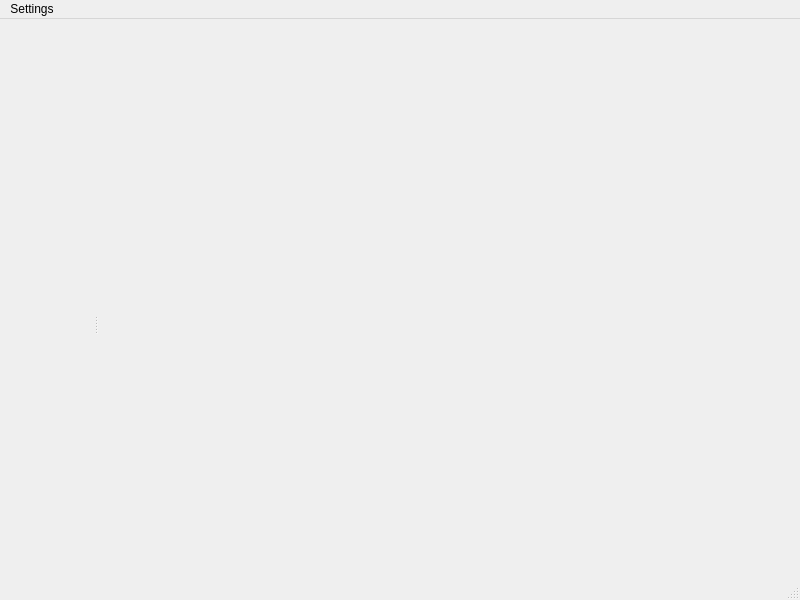
The window that ui/main_window.ui (29w2x5fcpr-cmd/LogixCraft) describes before a commit, drawn with Qt 5.
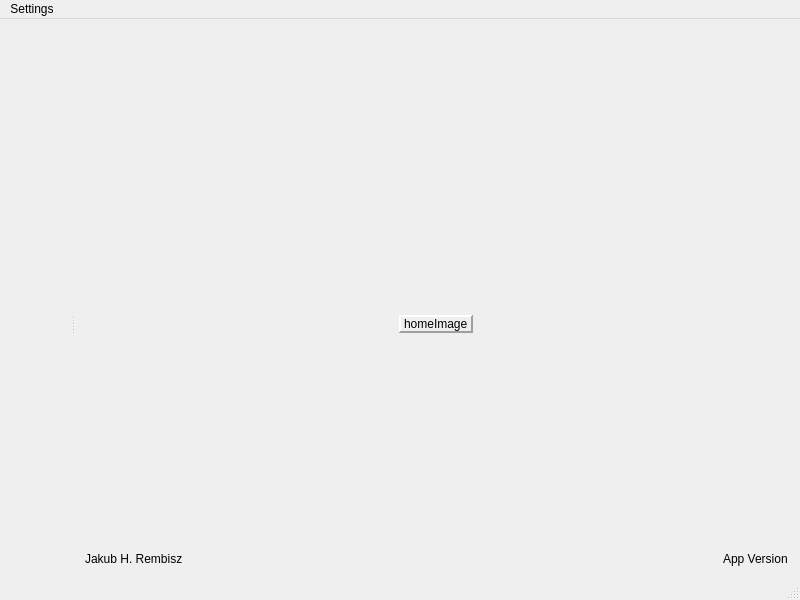
The same window after the commit.

Commit message: feat: add home page layout with logo and improve UI styling

Patch:
```diff
--- a/ui/main_window.ui
+++ b/ui/main_window.ui
@@ -176,7 +176,103 @@
                <verstretch>0</verstretch>
               </sizepolicy>
              </property>
-             <widget class="QWidget" name="page"/>
+             <property name="currentIndex">
+              <number>0</number>
+             </property>
+             <widget class="QWidget" name="page_main_home">
+              <layout class="QVBoxLayout" name="verticalLayout_3">
+               <property name="sizeConstraint">
+                <enum>QLayout::SizeConstraint::SetDefaultConstraint</enum>
+               </property>
+               <property name="leftMargin">
+                <number>1</number>
+               </property>
+               <property name="topMargin">
+                <number>1</number>
+               </property>
+               <property name="rightMargin">
+                <number>1</number>
+               </property>
+               <property name="bottomMargin">
+                <number>1</number>
+               </property>
+               <item>
+                <widget class="QWidget" name="widget" native="true">
+                 <layout class="QVBoxLayout" name="verticalLayout_2">
+                  <property name="leftMargin">
+                   <number>0</number>
+                  </property>
+                  <property name="topMargin">
+                   <number>0</number>
+                  </property>
+                  <property name="rightMargin">
+                   <number>0</number>
+                  </property>
+                  <property name="bottomMargin">
+                   <number>0</number>
+                  </property>
+                  <item>
+                   <widget class="QWidget" name="top_widget" native="true"/>
+                  </item>
+                  <item alignment="Qt::AlignmentFlag::AlignHCenter">
+                   <widget class="QFrame" name="frame">
+                    <property name="frameShape">
+                     <enum>QFrame::Shape::NoFrame</enum>
+                    </property>
+                    <property name="frameShadow">
+                     <enum>QFrame::Shadow::Raised</enum>
+                    </property>
+                    <property name="lineWidth">
+                     <number>5</number>
+                    </property>
+                    <layout class="QVBoxLayout" name="verticalLayout_4">
+                     <property name="spacing">
+                      <number>0</number>
+                     </property>
+                     <item alignment="Qt::AlignmentFlag::AlignHCenter|Qt::AlignmentFlag::AlignVCenter">
+                      <widget class="QLabel" name="homeImage">
+                       <property name="frameShape">
+                        <enum>QFrame::Shape::Panel</enum>
+                       </property>
+                       <property name="frameShadow">
+                        <enum>QFrame::Shadow::Raised</enum>
+                       </property>
+                       <property name="lineWidth">
+                        <number>2</number>
+                       </property>
+                       <property name="text">
+                        <string>homeImage</string>
+                       </property>
+                      </widget>
+                     </item>
+                    </layout>
+                   </widget>
+                  </item>
+                  <item>
+                   <widget class="QWidget" name="bottom_widget" native="true">
+                    <layout class="QHBoxLayout" name="horizontalLayout">
+                     <item alignment="Qt::AlignmentFlag::AlignLeft|Qt::AlignmentFlag::AlignBottom">
+                      <widget class="QLabel" name="homeAuthor">
+                       <property name="text">
+                        <string>Jakub H. Rembisz</string>
+                       </property>
+                      </widget>
+                     </item>
+                     <item alignment="Qt::AlignmentFlag::AlignRight|Qt::AlignmentFlag::AlignBottom">
+                      <widget class="QLabel" name="homeAppVersion">
+                       <property name="text">
+                        <string>App Version</string>
+                       </property>
+                      </widget>
+                     </item>
+                    </layout>
+                   </widget>
+                  </item>
+                 </layout>
+                </widget>
+               </item>
+              </layout>
+             </widget>
              <widget class="QWidget" name="page_2"/>
             </widget>
            </item>
```
Left out of the diff: 2 changed lines with no effect on the pictures. The commit also changes 6 other files.
